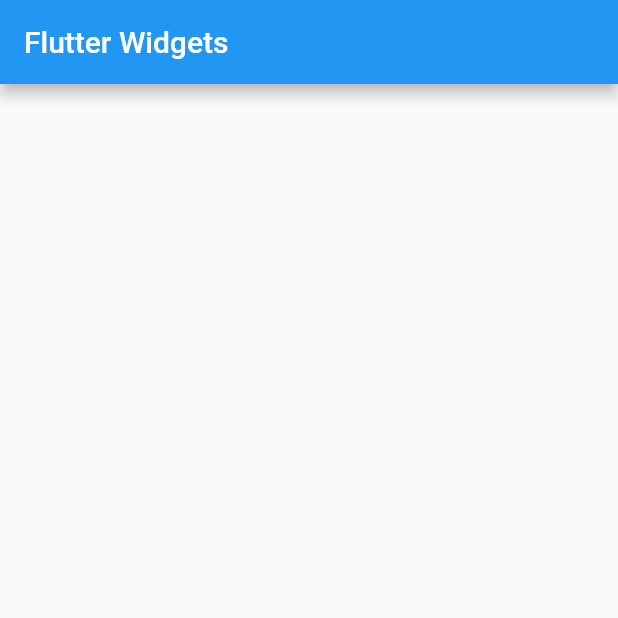
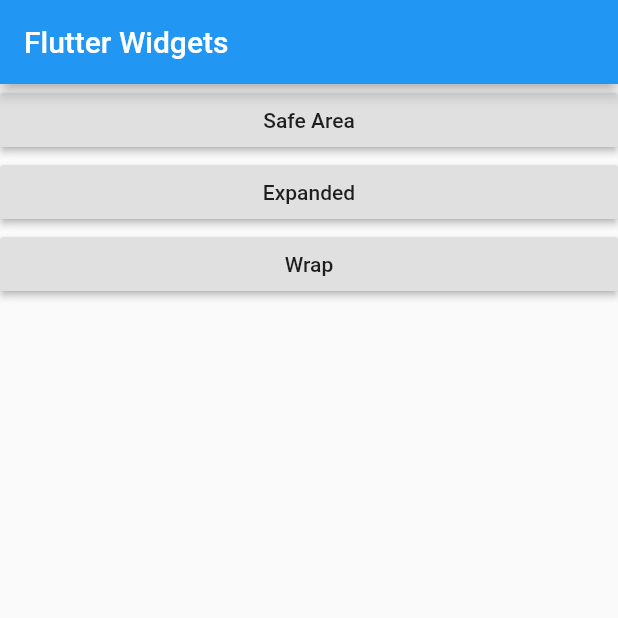
Before and after one commit to ilyosbekkk/personal_expenses, a Flutter app: the screen it shows after launch, on a phone screen of 412 x 824 dp, the top half of it. Run offline on Flutter 3.47's test engine with Material 2 defaults, Android fonts, the phone set to English and light mode, and no system bars.

Commit message:
wrap widget added:)

```diff
--- a/lib/main.dart
+++ b/lib/main.dart
@@ -1,6 +1,7 @@
 import 'package:flutter/material.dart';
 import 'package:flutter_widgets/widget 1: safe area.dart';
 import 'package:flutter_widgets/widget%202:%20expanded.dart';
+import 'package:flutter_widgets/widget 3: wrap.dart';
 
 void main() {
   runApp(MyApp());
@@ -19,6 +20,7 @@
       routes: {
         'safe_area': (context) => SafeAreaWIdget(),
         'expanded': (context) => ExpandedWidget(),
+        'wrap': (context) => WrapWidget(),
       },
       home: MyHomePage(title: 'Flutter Demo Home Page'),
     );
@@ -46,11 +48,18 @@
     );
   }
 
+
   List<Widget> buildWidgetList() {
-    buttons = [page_buttons("Safe Area", 'safe_area'), page_buttons("Expanded", "expanded")];
+    buttons = [page_buttons("Safe Area", 'safe_area'), page_buttons("Expanded", "expanded"), page_buttons("Wrap", 'wrap')];
     return buttons;
   }
 
+  @override
+  void initState() {
+
+    super.initState();
+    buildWidgetList();
+  }
   @override
   Widget build(BuildContext context) {
     return Scaffold(
```
Also changed, not shown: lib/widget 3: wrap.dart (added, +45 -0 lines).
